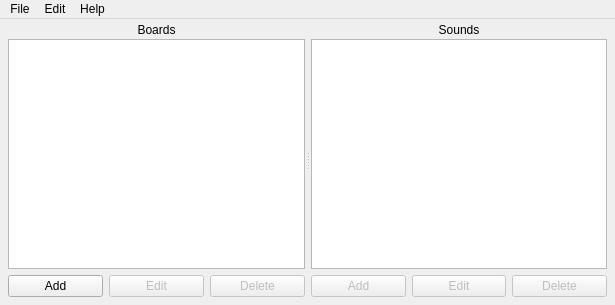
The window that src/mainapp.ui (defaultsamson/Soundboard) describes before a commit, drawn with Qt 5.
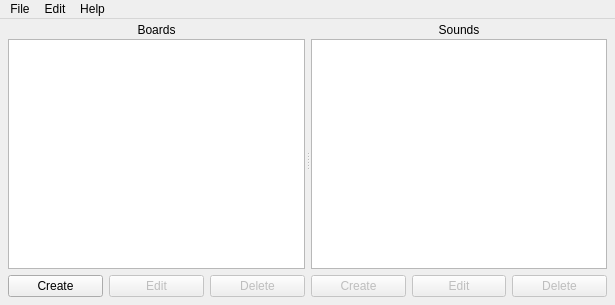
The same window after the commit.

Commit message: Added create function to right click

Diff of the .ui file:
```diff
--- a/src/mainapp.ui
+++ b/src/mainapp.ui
@@ -112,7 +112,7 @@
           <item>
            <widget class="QPushButton" name="buttonAddBoard">
             <property name="text">
-             <string>Add</string>
+             <string>Create</string>
             </property>
            </widget>
           </item>
@@ -214,7 +214,7 @@
              <bool>false</bool>
             </property>
             <property name="text">
-             <string>Add</string>
+             <string>Create</string>
             </property>
            </widget>
           </item>
```
The commit also changes 2 other files.
